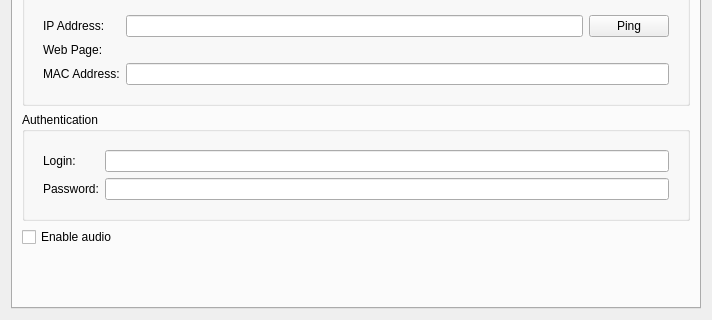
Qt form client/src/ui/widgets/properties/single_camera_settings_widget.ui (networkoptix/nx_open) before a commit; both pictures show x 0 to 712 and y 271 to 591 of the 712 by 591 pixel window.
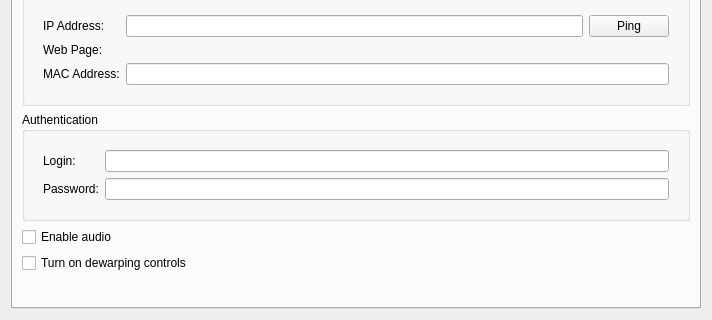
The same form after that commit. Custom widgets are drawn as their Qt base class.

Commit message:
fisheye enable/disable GUI
<==== Mercurial data ====>
Branch: fisheye

The edit to the form file:
```diff
--- a/client/src/ui/widgets/properties/single_camera_settings_widget.ui
+++ b/client/src/ui/widgets/properties/single_camera_settings_widget.ui
@@ -274,6 +274,13 @@
          </property>
         </widget>
        </item>
+       <item>
+        <widget class="QCheckBox" name="checkBoxDewarping">
+         <property name="text">
+          <string>Turn on dewarping controls</string>
+         </property>
+        </widget>
+       </item>
        <item>
         <spacer name="verticalSpacer">
          <property name="orientation">
```
The commit also changes 6 other files.
